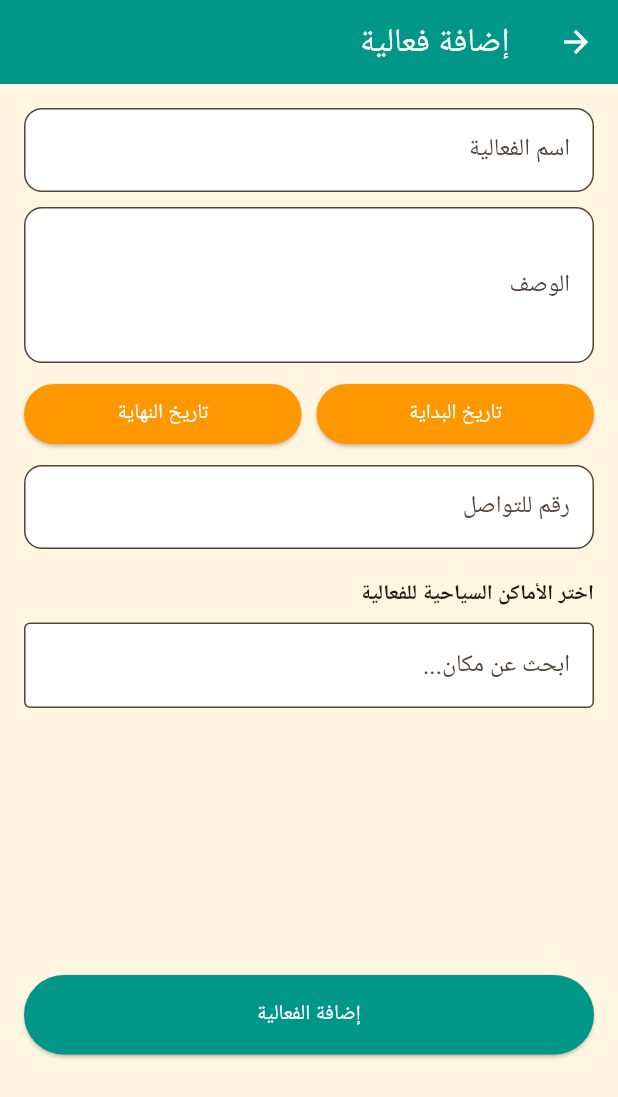
After one commit to farah-khaddam/tourist_guide, a Flutter app: the AdminDashboard screen opened directly, after a tap on "إضافة فعالية", on a phone screen of 412 x 824 dp. The commit adds this screen. Shown: the top 1097 px of the screen. Run offline on Flutter 3.47's test engine with Material 3 defaults, Android fonts, the light colour scheme and no system bars; our stand-ins replace animated_text_kit, cloud_firestore, firebase_auth, firebase_core, flutter_map, geolocator and 3 more; accounts and stored records are empty.

Commit message:
admin dashboard

```diff
--- /dev/null
+++ b/lib/AddEventScreen.dart
@@ -0,0 +1,199 @@
+import 'package:flutter/material.dart';
+import 'package:cloud_firestore/cloud_firestore.dart';
+
+class AddEventScreen extends StatefulWidget {
+  const AddEventScreen({super.key});
+
+  @override
+  State<AddEventScreen> createState() => _AddEventScreenState();
+}
+
+class _AddEventScreenState extends State<AddEventScreen> {
+  final _formKey = GlobalKey<FormState>();
+
+  String name = '';
+  String description = '';
+  DateTime? startDate;
+  DateTime? endDate;
+  String contactNumber = '';
+  List<String> selectedLocations = [];
+
+  List<QueryDocumentSnapshot> allLocations = [];
+  List<QueryDocumentSnapshot> filteredLocations = [];
+  String locationSearch = '';
+
+  @override
+  void initState() {
+    super.initState();
+    fetchLocations();
+  }
+
+  Future<void> fetchLocations() async {
+    final snapshot = await FirebaseFirestore.instance.collection('location').get();
+    setState(() {
+      allLocations = snapshot.docs;
+      filteredLocations = allLocations;
+    });
+  }
+
+  Future<void> _addEvent() async {
+    if (_formKey.currentState!.validate() && startDate != null && endDate != null) {
+      await FirebaseFirestore.instance.collection('event').add({
+        'name': name,
+        'description': description,
+        'startDate': Timestamp.fromDate(startDate!),
+        'endDate': Timestamp.fromDate(endDate!),
+        'contactNumber': contactNumber,
+        'locationIds': selectedLocations,
+      });
+
+      ScaffoldMessenger.of(context).showSnackBar(
+        const SnackBar(content: Text("تم إضافة الفعالية بنجاح!")),
+      );
+      Navigator.pop(context);
+    } else {
+      ScaffoldMessenger.of(context).showSnackBar(
+        const SnackBar(content: Text("الرجاء ملء جميع الحقول واختيار التواريخ.")),
+      );
+    }
+  }
+
+  Future<void> _pickStartDate() async {
+    final date = await showDatePicker(
+      context: context,
+      initialDate: startDate ?? DateTime.now(),
+      firstDate: DateTime(2000),
+      lastDate: DateTime(2100),
+    );
+    if (date != null) setState(() => startDate = date);
+  }
+
+  Future<void> _pickEndDate() async {
+    final date = await showDatePicker(
+      context: context,
+      initialDate: endDate ?? DateTime.now(),
+      firstDate: DateTime(2000),
+      lastDate: DateTime(2100),
+    );
+    if (date != null) setState(() => endDate = date);
+  }
+
+  @override
+  Widget build(BuildContext context) {
+    return Directionality(
+      textDirection: TextDirection.rtl,
+      child: Scaffold(
+        appBar: AppBar(
+          title: const Text("إضافة فعالية"),
+          backgroundColor: Colors.teal,
+        ),
+        body: Padding(
+          padding: const EdgeInsets.all(16),
+          child: Form(
+            key: _formKey,
+            child: ListView(
+              children: [
+                TextFormField(
+                  decoration: const InputDecoration(labelText: "اسم الفعالية"),
+                  validator: (val) => val == null || val.isEmpty ? "مطلوب" : null,
+                  onChanged: (val) => name = val,
+                ),
+                const SizedBox(height: 10),
+                TextFormField(
+                  decoration: const InputDecoration(labelText: "الوصف"),
+                  validator: (val) => val == null || val.isEmpty ? "مطلوب" : null,
+                  onChanged: (val) => description = val,
+                  maxLines: 3,
+                ),
+                const SizedBox(height: 10),
+                Row(
+                  children: [
+                    Expanded(
+                      child: ElevatedButton(
+                        onPressed: _pickStartDate,
+                        child: Text(startDate == null
+                            ? "تاريخ البداية"
+                            : startDate!.toLocal().toString().split(' ')[0]),
+                      ),
+                    ),
+                    const SizedBox(width: 10),
+                    Expanded(
+                      child: ElevatedButton(
+                        onPressed: _pickEndDate,
+                        child: Text(endDate == null
+                            ? "تاريخ النهاية"
+                            : endDate!.toLocal().toString().split(' ')[0]),
+                      ),
+                    ),
+                  ],
+                ),
+                const SizedBox(height: 10),
+                TextFormField(
+                  decoration: const InputDecoration(labelText: "رقم للتواصل"),
+                  validator: (val) => val == null || val.isEmpty ? "مطلوب" : null,
+                  onChanged: (val) => contactNumber = val,
+                  keyboardType: TextInputType.phone,
+                ),
+                const SizedBox(height: 20),
+                const Text("اختر الأماكن السياحية للفعالية",
+                    style: TextStyle(fontWeight: FontWeight.bold)),
+                const SizedBox(height: 8),
+                TextField(
+                  decoration: const InputDecoration(
+                    hintText: "ابحث عن مكان...",
+                    border: OutlineInputBorder(),
+                  ),
+                  onChanged: (val) {
+                    setState(() {
+                      locationSearch = val;
+                      filteredLocations = allLocations
+                          .where((doc) {
+                            final data = doc.data() as Map<String, dynamic>;
+                            return (data['name'] ?? '')
+                                .toLowerCase()
+                                .contains(val.toLowerCase());
+                          })
+                          .toList();
+                    });
+                  },
+                ),
+                const SizedBox(height: 8),
+                SizedBox(
+                  height: 150,
+                  child: ListView(
+                    children: (locationSearch.isEmpty ? allLocations : filteredLocations)
+                        .map((doc) {
+                      final data = doc.data() as Map<String, dynamic>;
+                      final locName = data['name'] ?? 'بدون اسم';
+                      final locId = doc.id;
+                      return CheckboxListTile(
+                        title: Text(locName),
+                        value: selectedLocations.contains(locId),
+                        onChanged: (val) {
+                          setState(() {
+                            if (val == true)
+                              selectedLocations.add(locId);
+                            else
+                              selectedLocations.remove(locId);
+                          });
+                        },
+                      );
+                    }).toList(),
+                  ),
+                ),
+                const SizedBox(height: 20),
+                ElevatedButton(
+                  onPressed: _addEvent,
+                  child: const Text("إضافة الفعالية"),
+                  style: ElevatedButton.styleFrom(
+                      backgroundColor: Colors.teal,
+                      padding: const EdgeInsets.symmetric(vertical: 16)),
+                ),
+              ],
+            ),
+          ),
+        ),
+      ),
+    );
+  }
+}
--- a/lib/admin_dashboard.dart
+++ b/lib/admin_dashboard.dart
@@ -3,6 +3,8 @@ import 'package:flutter/material.dart';
 import 'package:tourist_guide/testscreen.dart';
 import 'package:provider/provider.dart';
 import 'theme_provider.dart';
+import 'AddEventScreen.dart';
+import 'ManageEventsScreen.dart';
 
 class AdminDashboard extends StatelessWidget {
   const AdminDashboard({super.key});
@@ -13,7 +15,9 @@ class AdminDashboard extends StatelessWidget {
     final bgColor = themeProvider.isDark ? Colors.black : Colors.white;
     final textColor = themeProvider.isDark ? Colors.white : Colors.teal;
     final buttonAddColor = Colors.teal;
-    final buttonEditColor = themeProvider.isDark ? Colors.grey.shade800 : Colors.grey.shade700;
+    final buttonEditColor = themeProvider.isDark
+        ? Colors.grey.shade800
+        : Colors.grey.shade700;
 
     return Directionality(
       textDirection: TextDirection.rtl,
@@ -38,14 +42,18 @@ class AdminDashboard extends StatelessWidget {
                   Navigator.push(
                     context,
                     MaterialPageRoute(
-                        builder: (context) => const AddLandmarkScreen()),
+                      builder: (context) => const AddLandmarkScreen(),
+                    ),
                   );
                 },
                 icon: const Icon(Icons.add_location),
                 label: Text(
                   "إضافة موقع سياحي",
                   style: TextStyle(
-                      fontSize: 18, fontWeight: FontWeight.bold, color: Colors.white),
+                    fontSize: 18,
+                    fontWeight: FontWeight.bold,
+                    color: Colors.white,
+                  ),
                 ),
               ),
               const SizedBox(height: 20),
@@ -61,9 +69,61 @@ class AdminDashboard extends StatelessWidget {
                 label: Text(
                   "تعديل / حذف موقع",
                   style: TextStyle(
-                      fontSize: 18, fontWeight: FontWeight.bold, color: Colors.white),
+                    fontSize: 18,
+                    fontWeight: FontWeight.bold,
+                    color: Colors.white,
+                  ),
                 ),
               ),
+              const SizedBox(height: 20),
+              ElevatedButton.icon(
+                style: ElevatedButton.styleFrom(
+                  backgroundColor: Colors.teal,
+                  padding: const EdgeInsets.symmetric(vertical: 16),
+                ),
+                onPressed: () {
+                  Navigator.push(
+                    context,
+                    MaterialPageRoute(
+                      builder: (context) => const AddEventScreen(),
+                    ),
+                  );
+                },
+                icon: const Icon(Icons.event),
+                label: Text(
+                  "إضافة فعالية",
+                  style: TextStyle(
+                    fontSize: 18,
+                    fontWeight: FontWeight.bold,
+                    color: Colors.white,
+                  ),
+                ),
+              ),
+              const SizedBox(height: 20),
+              ElevatedButton.icon(
+                style: ElevatedButton.styleFrom(
+                  backgroundColor: buttonEditColor,
+                  padding: const EdgeInsets.symmetric(vertical: 16),
+                ),
+                onPressed: () {
+                  Navigator.push(
+                    context,
+                    MaterialPageRoute(
+                      builder: (context) => const ManageEventsScreen(),
+                    ),
+                  );
+                },
+                icon: const Icon(Icons.event_available),
+                label: Text(
+                  "تعديل / حذف الفعاليات",
+                  style: TextStyle(
+                    fontSize: 18,
+                    fontWeight: FontWeight.bold,
+                    color: Colors.white,
+                  ),
+                ),
+              ),
+              const SizedBox(height: 20),
             ],
           ),
         ),
```
Also changed, not shown: lib/EditEventScreen.dart (added, +254 -0 lines), lib/ManageEventsScreen.dart (added, +99 -0 lines), lib/home_page.dart (+19 -2 lines).
